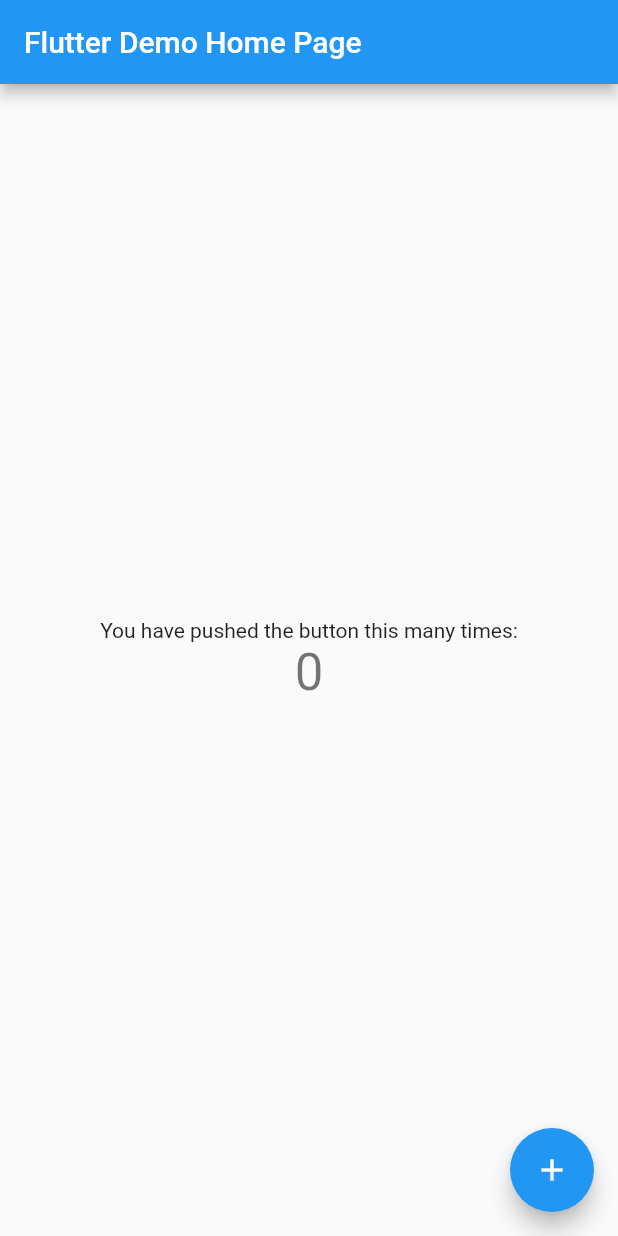
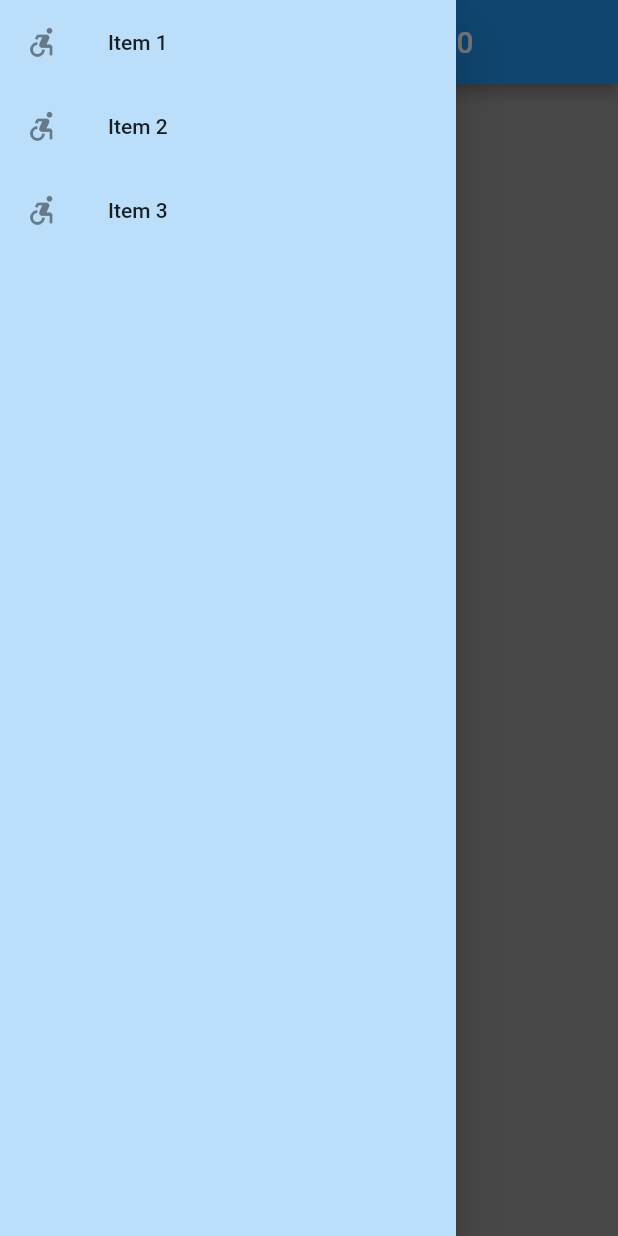
Before and after one commit to magneon/expenses_management_webapp, a Flutter app: the screen it shows after launch, with the side drawer open (before the commit the screen has no drawer), on a phone screen of 412 x 824 dp. Run offline on Flutter 3.47's test engine with Material 2 defaults, Android fonts, the light colour scheme and no system bars.

Commit message:
Criação da página Home

```diff
--- /dev/null
+++ b/lib/home.dart
@@ -0,0 +1,66 @@
+import 'package:flutter/material.dart';
+
+class Home extends StatefulWidget {
+  @override
+  _HomeState createState() => _HomeState();
+}
+
+class _HomeState extends State<Home> {
+
+  Size get size => MediaQuery.of(context).size;
+
+  bool get showDrawer => size.width <= 760;
+
+  @override
+  Widget build(BuildContext context) {
+    return Scaffold(
+      appBar: AppBar(
+        title: Text("Flutter Web = ${size.width} / ${size.height}"),
+        automaticallyImplyLeading: showDrawer,
+      ),
+      body: _body(),
+      drawer: Drawer(
+        child: _menu(),
+      ),
+    );
+  }
+
+  _body() {
+    return showDrawer ? _right() : Row(
+      children: <Widget>[
+        _menu(),
+        _right()
+      ],
+    );
+  }
+
+  _right() {
+    return Container(
+      width: showDrawer ? size.width : size.width - 230,
+      color: Colors.grey,
+    );
+  }
+
+  _menu() {
+    return Container(
+      width: 230,
+      color: Colors.blue[100],
+      child: ListView(
+        children: <Widget>[
+          ListTile(
+            leading: Icon(Icons.accessible_forward),
+            title: Text("Item 1"),
+          ),
+          ListTile(
+            leading: Icon(Icons.accessible_forward),
+            title: Text("Item 2"),
+          ),
+          ListTile(
+            leading: Icon(Icons.accessible_forward),
+            title: Text("Item 3"),
+          )
+        ],
+      ),
+    );
+  }
+}
--- a/lib/main.dart
+++ b/lib/main.dart
@@ -1,111 +1,21 @@
+import 'package:expenses_management_webapp/home.dart';
 import 'package:flutter/material.dart';
 
 void main() => runApp(MyApp());
 
 class MyApp extends StatelessWidget {
-  // This widget is the root of your application.
   @override
   Widget build(BuildContext context) {
     return MaterialApp(
-      title: 'Flutter Demo',
+      title: 'Flutter',
       theme: ThemeData(
-        // This is the theme of your application.
-        //
-        // Try running your application with "flutter run". You'll see the
-        // application has a blue toolbar. Then, without quitting the app, try
-        // changing the primarySwatch below to Colors.green and then invoke
-        // "hot reload" (press "r" in the console where you ran "flutter run",
-        // or simply save your changes to "hot reload" in a Flutter IDE).
-        // Notice that the counter didn't reset back to zero; the application
-        // is not restarted.
         primarySwatch: Colors.blue,
+        textTheme: TextTheme(
+          bodyText2: TextStyle(fontSize: 20)
+        )
       ),
-      home: MyHomePage(title: 'Flutter Demo Home Page'),
+      home: Home(),
+      debugShowCheckedModeBanner: false,
     );
   }
 }
-
-class MyHomePage extends StatefulWidget {
-  MyHomePage({Key key, this.title}) : super(key: key);
-
-  // This widget is the home page of your application. It is stateful, meaning
-  // that it has a State object (defined below) that contains fields that affect
-  // how it looks.
-
-  // This class is the configuration for the state. It holds the values (in this
-  // case the title) provided by the parent (in this case the App widget) and
-  // used by the build method of the State. Fields in a Widget subclass are
-  // always marked "final".
-
-  final String title;
-
-  @override
-  _MyHomePageState createState() => _MyHomePageState();
-}
-
-class _MyHomePageState extends State<MyHomePage> {
-  int _counter = 0;
-
-  void _incrementCounter() {
-    setState(() {
-      // This call to setState tells the Flutter framework that something has
-      // changed in this State, which causes it to rerun the build method below
-      // so that the display can reflect the updated values. If we changed
-      // _counter without calling setState(), then the build method would not be
-      // called again, and so nothing would appear to happen.
-      _counter++;
-    });
-  }
-
-  @override
-  Widget build(BuildContext context) {
-    // This method is rerun every time setState is called, for instance as done
-    // by the _incrementCounter method above.
-    //
-    // The Flutter framework has been optimized to make rerunning build methods
-    // fast, so that you can just rebuild anything that needs updating rather
-    // than having to individually change instances of widgets.
-    return Scaffold(
-      appBar: AppBar(
-        // Here we take the value from the MyHomePage object that was created by
-        // the App.build method, and use it to set our appbar title.
-        title: Text(widget.title),
-      ),
-      body: Center(
-        // Center is a layout widget. It takes a single child and positions it
-        // in the middle of the parent.
-        child: Column(
-          // Column is also a layout widget. It takes a list of children and
-          // arranges them vertically. By default, it sizes itself to fit its
-          // children horizontally, and tries to be as tall as its parent.
-          //
-          // Invoke "debug painting" (press "p" in the console, choose the
-          // "Toggle Debug Paint" action from the Flutter Inspector in Android
-          // Studio, or the "Toggle Debug Paint" command in Visual Studio Code)
-          // to see the wireframe for each widget.
-          //
-          // Column has various properties to control how it sizes itself and
-          // how it positions its children. Here we use mainAxisAlignment to
-          // center the children vertically; the main axis here is the vertical
-          // axis because Columns are vertical (the cross axis would be
-          // horizontal).
-          mainAxisAlignment: MainAxisAlignment.center,
-          children: <Widget>[
-            Text(
-              'You have pushed the button this many times:',
-            ),
-            Text(
-              '$_counter',
-              style: Theme.of(context).textTheme.headline4,
-            ),
-          ],
-        ),
-      ),
-      floatingActionButton: FloatingActionButton(
-        onPressed: _incrementCounter,
-        tooltip: 'Increment',
-        child: Icon(Icons.add),
-      ), // This trailing comma makes auto-formatting nicer for build methods.
-    );
-  }
-}
```
